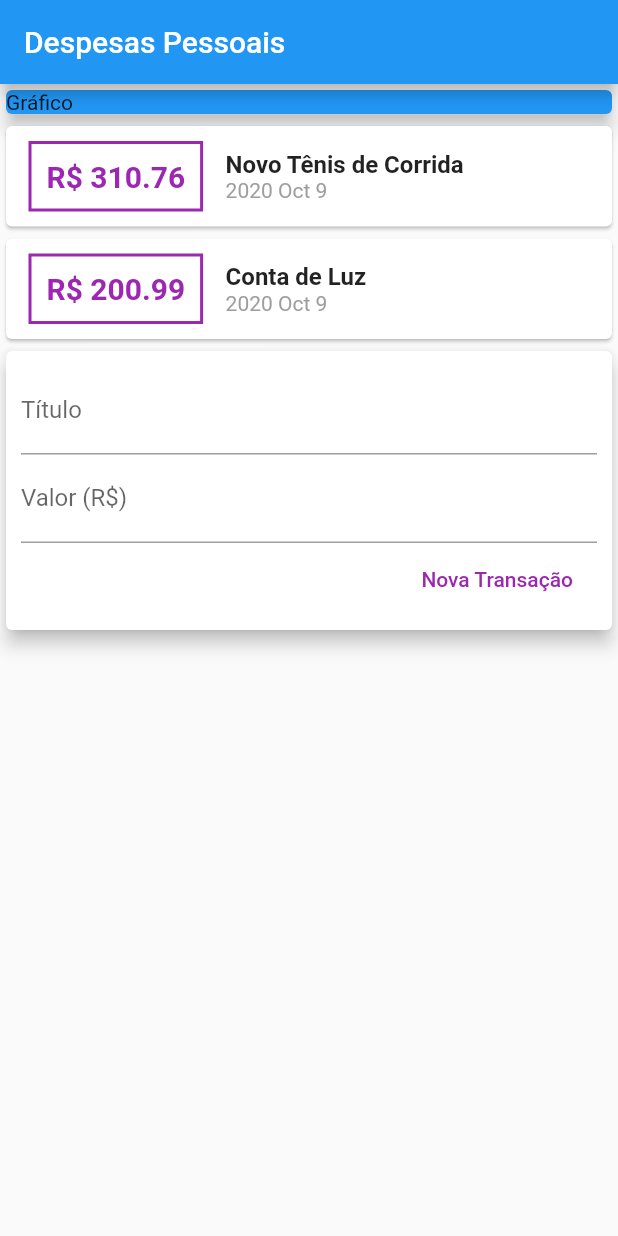
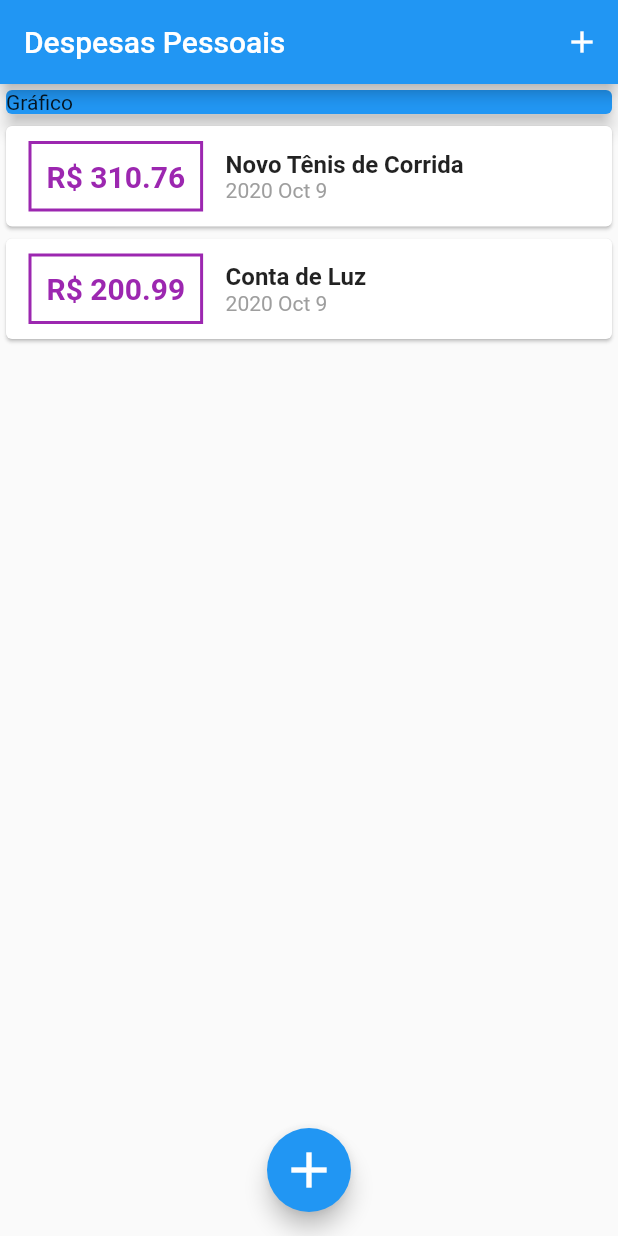
Before and after one commit to Shynjy/app_expenses, a Flutter app: the screen it shows after launch, on a phone screen of 412 x 824 dp. Run offline on Flutter 3.47's test engine with Material 2 defaults, Android fonts, the phone set to English and light mode, and no system bars.

Commit message:
update app

```diff
--- a/lib/components/transaction_list.dart
+++ b/lib/components/transaction_list.dart
@@ -9,9 +9,13 @@ class TransactionList extends StatelessWidget {
 
   @override
   Widget build(BuildContext context) {
-    return Column(
-      children: transactions
-          .map((tr) => Card(
+    return Container(
+        height: 300,
+        child: ListView.builder(
+          itemCount: transactions.length,
+          itemBuilder: (ctx, index) {
+            final tr = transactions[index];
+            return Card(
               child: Row(
                 children: [
                   Container(
@@ -55,8 +59,8 @@ class TransactionList extends StatelessWidget {
                   )
                 ],
               ),
-              ))
-          .toList(),
             );
+          },
+        ));
   }
 }
--- a/lib/components/transaction_user.dart
+++ /dev/null
@@ -1,51 +0,0 @@
-import 'dart:math';
-
-import 'package:flutter/material.dart';
-import '../models/transaction.dart';
-import 'transaction_list.dart';
-import 'transaction_form.dart';
-
-class TransactionUser extends StatefulWidget {
-  @override
-  _TransactionUserState createState() => _TransactionUserState();
-}
-
-class _TransactionUserState extends State<TransactionUser> {
-  final _transactions = [
-    Transaction(
-      id: 't1',
-      title: 'Novo Tênis de Corrida',
-      value: 310.76,
-      date: DateTime.now(),
-    ),
-    Transaction(
-      id: 't2',
-      title: 'Conta de Luz',
-      value: 200.99,
-      date: DateTime.now(),
-    ),
-  ];
-
-  void _addTransaction(String title, double value) {
-    final newTransaction = Transaction(
-      id: Random().nextDouble().toString(),
-      title: title,
-      value: value,
-      date: DateTime.now(),
-    );
-
-    setState(() {
-      _transactions.add(newTransaction);
-    });
-  }
-
-  @override
-  Widget build(BuildContext context) {
-    return Column(
-      children: <Widget>[
-        TransactionList(_transactions),
-        TransactionForm(_addTransaction),
-      ],
-    );
-  }
-}
--- a/lib/main.dart
+++ b/lib/main.dart
@@ -1,5 +1,11 @@
 import 'package:flutter/material.dart';
-import 'components/transaction_user.dart';
+
+import 'dart:math';
+
+import 'components/transaction_form.dart';
+import 'components/transaction_list.dart';
+
+import 'models/transaction.dart';
 
 main() => runApp(ExpensesApp());
 
@@ -12,13 +18,60 @@ class ExpensesApp extends StatelessWidget {
   }
 }
 
-class MyHomePage extends StatelessWidget {
+class MyHomePage extends StatefulWidget {
+  @override
+  _MyHomePageState createState() => _MyHomePageState();
+}
+
+class _MyHomePageState extends State<MyHomePage> {
+  final _transactions = [
+    Transaction(
+      id: 't1',
+      title: 'Novo Tênis de Corrida',
+      value: 310.76,
+      date: DateTime.now(),
+    ),
+    Transaction(
+      id: 't2',
+      title: 'Conta de Luz',
+      value: 200.99,
+      date: DateTime.now(),
+    ),
+  ];
+
+  void _addTransaction(String title, double value) {
+    final newTransaction = Transaction(
+      id: Random().nextDouble().toString(),
+      title: title,
+      value: value,
+      date: DateTime.now(),
+    );
+
+    setState(() {
+      _transactions.add(newTransaction);
+    });
+  }
+
+  _openTransactionFormModal(BuildContext context) {
+    showModalBottomSheet(
+      context: context,
+      builder: (_) {
+        return TransactionForm(_addTransaction);
+      },
+    );
+  }
 
   @override
   Widget build(BuildContext context) {
     return Scaffold(
       appBar: AppBar(
         title: Text('Despesas Pessoais'),
+        actions: <Widget>[
+          IconButton(
+            icon: Icon(Icons.add),
+            onPressed: () => _openTransactionFormModal(context),
+          )
+        ],
       ),
       body: SingleChildScrollView(
         child: Column(
@@ -31,9 +84,15 @@ class MyHomePage extends StatelessWidget {
                 elevation: 5,
               ),
             ),
-              TransactionUser(),
+            TransactionList(_transactions),
           ],
         ),
-        ));
+      ),
+      floatingActionButton: FloatingActionButton(
+        child: Icon(Icons.add, size: 40),
+        onPressed: () => _openTransactionFormModal(context),
+      ),
+      floatingActionButtonLocation: FloatingActionButtonLocation.centerFloat,
+    );
   }
 }
```
Also changed, not shown: lib/components/transaction_form.dart (+14 -5 lines). Lines whose indentation alone changed are shown as unchanged.
